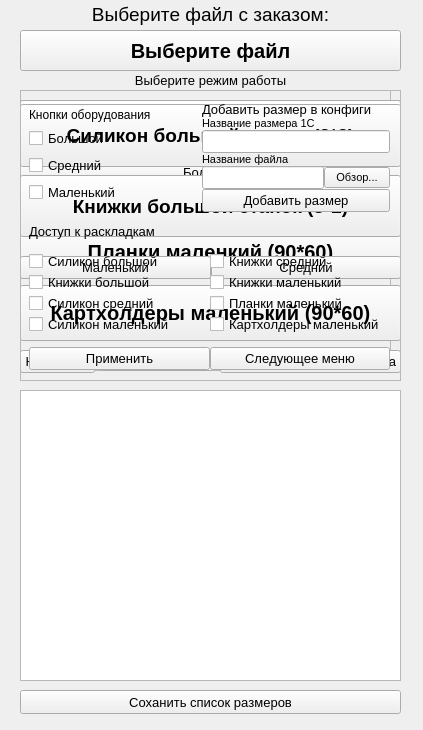
The window that WB/PrintHelper/ui/printHelperUIV3.ui (gora5624/Python) describes before a commit, drawn with Qt 5.
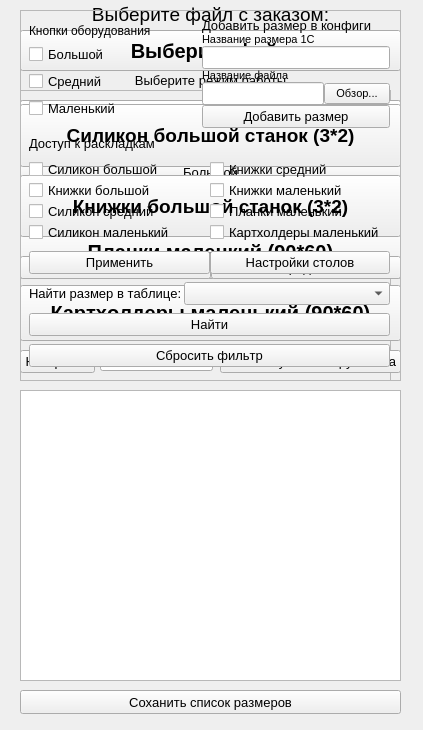
The same window after the commit.

Commit message: update UI, add search in table size

The edit to the form file:
```diff
--- a/WB/PrintHelper/ui/printHelperUIV3.ui
+++ b/WB/PrintHelper/ui/printHelperUIV3.ui
@@ -606,9 +606,9 @@
    <property name="geometry">
     <rect>
      <x>20</x>
-     <y>90</y>
+     <y>10</y>
      <width>381</width>
-     <height>291</height>
+     <height>371</height>
     </rect>
    </property>
    <property name="sizePolicy">
@@ -629,7 +629,7 @@
       <x>9</x>
       <y>0</y>
       <width>361</width>
-      <height>295</height>
+      <height>371</height>
      </rect>
     </property>
     <layout class="QVBoxLayout" name="verticalLayout_4">
@@ -936,12 +936,46 @@
        <item>
         <widget class="QPushButton" name="pushButtonNextListSett">
          <property name="text">
-          <string>Следующее меню</string>
+          <string>Настройки столов</string>
          </property>
         </widget>
        </item>
       </layout>
      </item>
+     <item>
+      <layout class="QHBoxLayout" name="horizontalLayout_7">
+       <item>
+        <widget class="QLabel" name="labelSearcgSize">
+         <property name="maximumSize">
+          <size>
+           <width>155</width>
+           <height>16777215</height>
+          </size>
+         </property>
+         <property name="text">
+          <string>Найти размер в таблице:</string>
+         </property>
+        </widget>
+       </item>
+       <item>
+        <widget class="QComboBox" name="comboBoxSearchSize"/>
+       </item>
+      </layout>
+     </item>
+     <item>
+      <widget class="QPushButton" name="pushButtonSearchSize">
+       <property name="text">
+        <string>Найти</string>
+       </property>
+      </widget>
+     </item>
+     <item>
+      <widget class="QPushButton" name="pushButtonAbortSearchSize">
+       <property name="text">
+        <string>Сбросить фильтр</string>
+       </property>
+      </widget>
+     </item>
     </layout>
    </widget>
   </widget>
@@ -977,7 +1011,7 @@
      <x>20</x>
      <y>90</y>
      <width>371</width>
-     <height>281</height>
+     <height>291</height>
     </rect>
    </property>
    <property name="frameShape">
```
The commit also changes 1 other file.
